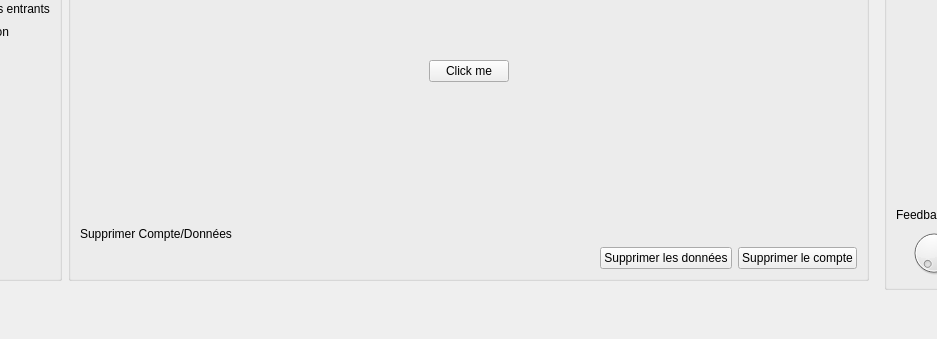
Before: the Qt Designer form INTEGRATION/mainwindow.ui in dhiaabdelli1/Wedding_planner_2A1, drawn with Qt 5; both pictures show x 275 to 1212 and y 294 to 633 of the 1372 by 633 pixel window.
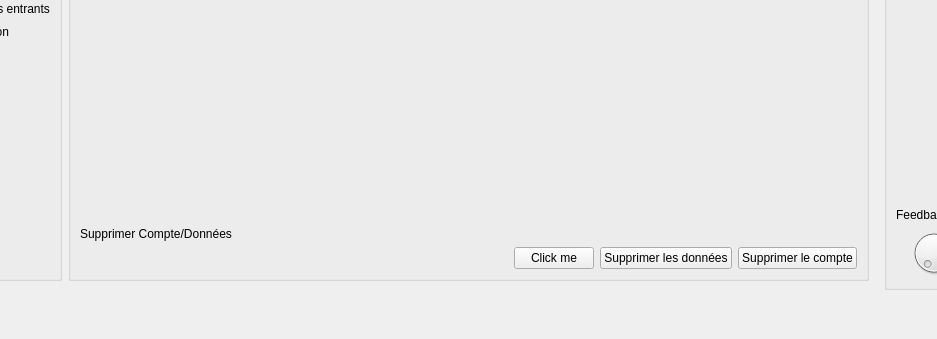
After: the same form once the commit is applied. The open tabs and pages were chosen to show the change. Icons and pictures are not drawn.

```diff
--- a/INTEGRATION/mainwindow.ui
+++ b/INTEGRATION/mainwindow.ui
@@ -5069,41 +5069,7 @@
                         </spacer>
                        </item>
                        <item>
-                        <layout class="QHBoxLayout" name="horizontalLayout_151">
-                         <item>
-                          <spacer name="horizontalSpacer_29">
-                           <property name="orientation">
-                            <enum>Qt::Horizontal</enum>
-                           </property>
-                           <property name="sizeHint" stdset="0">
-                            <size>
-                             <width>40</width>
-                             <height>20</height>
-                            </size>
-                           </property>
-                          </spacer>
-                         </item>
-                         <item>
-                          <widget class="QPushButton" name="cant_touch_this">
-                           <property name="text">
-                            <string>Click me</string>
-                           </property>
-                          </widget>
-                         </item>
-                         <item>
-                          <spacer name="horizontalSpacer_30">
-                           <property name="orientation">
-                            <enum>Qt::Horizontal</enum>
-                           </property>
-                           <property name="sizeHint" stdset="0">
-                            <size>
-                             <width>40</width>
-                             <height>20</height>
-                            </size>
-                           </property>
-                          </spacer>
-                         </item>
-                        </layout>
+                        <layout class="QHBoxLayout" name="horizontalLayout_151"/>
                        </item>
                        <item>
                         <spacer name="verticalSpacer_5">
@@ -5140,6 +5106,13 @@
                            </property>
                           </spacer>
                          </item>
+                         <item>
+                          <widget class="QPushButton" name="cant_touch_this">
+                           <property name="text">
+                            <string>Click me</string>
+                           </property>
+                          </widget>
+                         </item>
                          <item>
                           <widget class="QPushButton" name="pushButton_5">
                            <property name="text">
```
Left out of the diff: 14 changed lines with no effect on the pictures.
